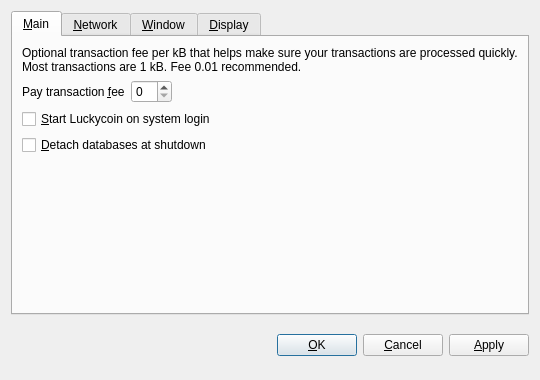
Above: src/qt/forms/optionsdialog.ui from KanyeCoin/KanyeCoin before the change. Below: the same form after it.
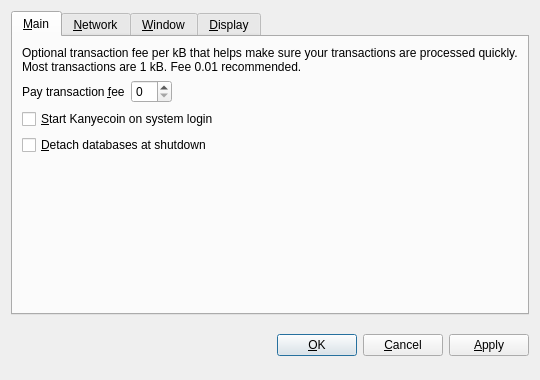
That is the form after the change. The open tabs and pages were chosen to show the change. Custom widgets are drawn as their Qt base class.

The edit to the form file:
```diff
--- a/src/qt/forms/optionsdialog.ui
+++ b/src/qt/forms/optionsdialog.ui
@@ -82,7 +82,7 @@
           <string>Automatically start Luckycoin after logging in to the system.</string>
          </property>
          <property name="text">
-          <string>&amp;Start Luckycoin on system login</string>
+          <string>&amp;Start Kanyecoin on system login</string>
          </property>
         </widget>
        </item>
```
Left out of the diff: 10 changed lines with no effect on the pictures.
